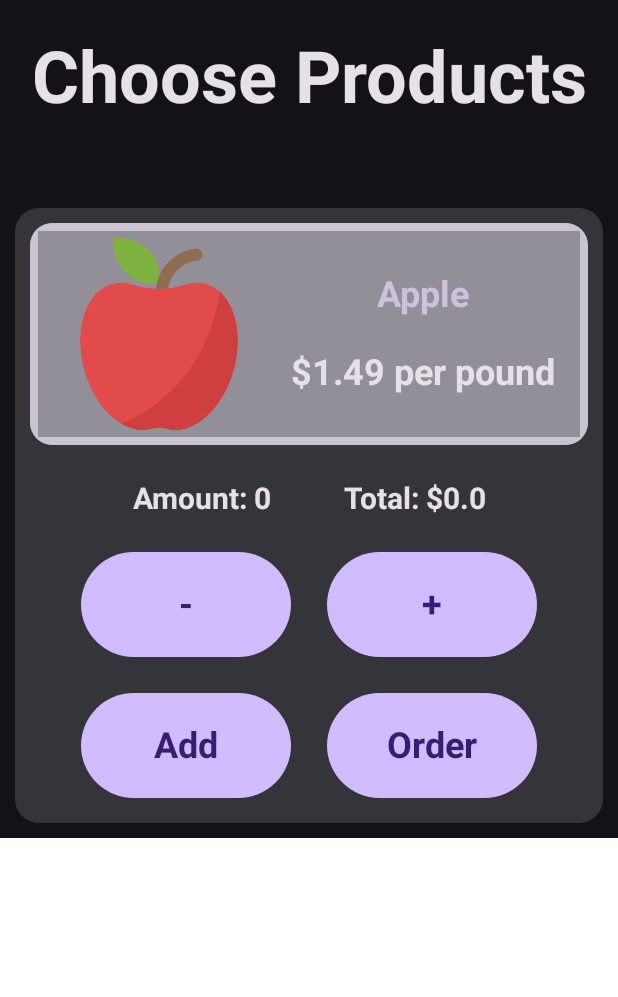
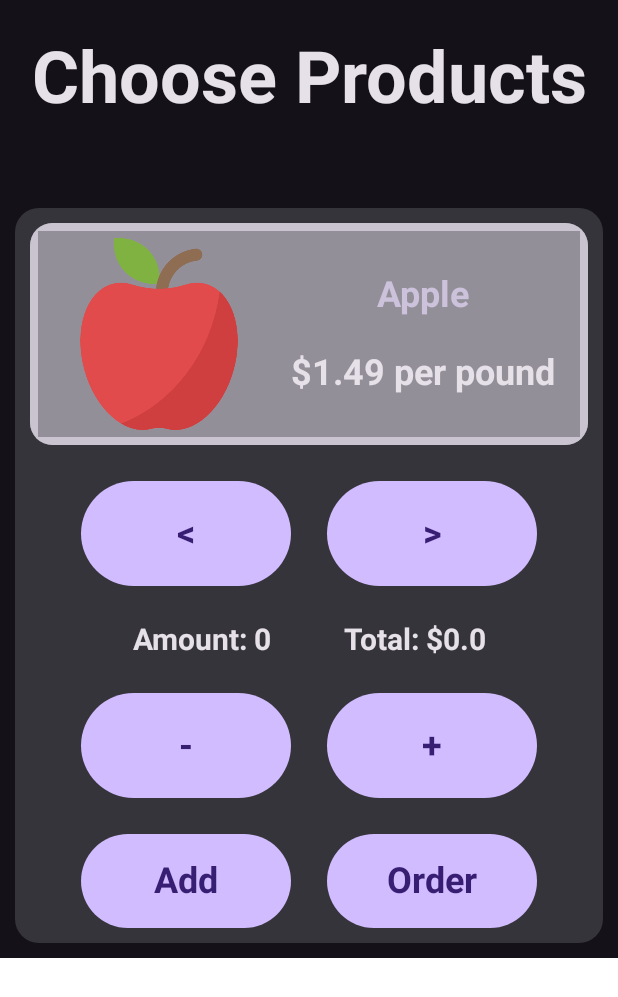
Before and after one commit to xKaeM/VegetableAppRemote, an Android app built with Jetpack Compose: the @Preview function HomeScreenPreview, on a phone screen of 412 x 824 dp. Shown: the top 997 px of the screen. Run offline under Robolectric (Android 15) with nearby library versions, the phone set to English and light mode, and no system bars.

Commit message:
Finish app

```diff
--- a/app/src/main/java/com/example/vegetableapp/HomeScreen.kt
+++ b/app/src/main/java/com/example/vegetableapp/HomeScreen.kt
@@ -39,7 +39,7 @@ import androidx.compose.ui.unit.sp
 import com.example.compose.VegetableAppTheme
 
 @Composable
-fun HomeScreen(){
+fun HomeScreen(f: ()->Unit){
     Column(
         horizontalAlignment = Alignment.CenterHorizontally,
         modifier = Modifier
@@ -48,7 +48,7 @@ fun HomeScreen(){
         Spacer(Modifier.height(dimensionResource(id = R.dimen.spacer_height_small)))
         TextOnTheTop(logoText = R.string.choose_products)
         Spacer(Modifier.height(dimensionResource(id = R.dimen.spacer_height_medium)))
-        ProductCard(DataSource().productList[0])
+        ProductCard(DataSource().productList, f)
 
     }
 }
@@ -60,19 +60,20 @@ fun HomeScreen(){
 @Composable
 fun HomeScreenPreview(){
     VegetableAppTheme(useDarkTheme = true){
-        HomeScreen()
+        HomeScreen({})
     }
 }
 
 @Composable
-fun ProductCard(product: Product){
+fun ProductCard(product: List<Product>, f:()->Unit){
     var amount by remember {mutableStateOf(0)}
+    var listIndex by remember {mutableStateOf(0)}
     Card(
         modifier = Modifier.padding(10.dp)
     ){
         Column(
             modifier = Modifier
-                .size(width = 400.dp, height = 410.dp)
+                .size(width = 400.dp, height = 490.dp)
                 .padding(10.dp)
         ){
             Row(
@@ -84,13 +85,23 @@ fun ProductCard(product: Product){
                     .padding(vertical = 10.dp),
                 horizontalArrangement = Arrangement.Center,
             ) {
-                CardImage(product.productImage)
+                CardImage(product[listIndex].productImage)
                 Spacer(Modifier.width(dimensionResource(id = R.dimen.spacer_width_small)))
                 CardText(
-                    product.productName,
-                    product.price,
-                    product.poundsOrEach
+                    product[listIndex].productName,
+                    product[listIndex].price,
+                    product[listIndex].poundsOrEach
                 )
+            }
+            Spacer(Modifier.height(dimensionResource(id = R.dimen.spacer_height_small)))
+            Row(
+                modifier = Modifier
+                    .fillMaxWidth(),
+                horizontalArrangement = Arrangement.Center,
+            ){
+                CardButton(buttonText = R.string.previous_button, {if(listIndex>0)listIndex--})
+                Spacer(Modifier.width(dimensionResource(id = R.dimen.spacer_width_small)))
+                CardButton(buttonText = R.string.next2_button, {if(listIndex>=0 && listIndex<product.lastIndex)listIndex++})
             }
             Spacer(Modifier.height(dimensionResource(id = R.dimen.spacer_height_small)))
             Row(
@@ -107,7 +118,7 @@ fun ProductCard(product: Product){
                 )
                 Spacer(Modifier.width(dimensionResource(id = R.dimen.spacer_width_large)))
                 Text(
-                    text = "Total: \$${product.price * amount}",
+                    text = "Total: \$${product[listIndex].price * amount}",
                     style = TextStyle(
                         fontSize = 20.sp,
                         fontWeight = FontWeight.Bold
@@ -142,7 +153,7 @@ fun ProductCard(product: Product){
 @Composable
 fun ProductCardPreview(){
     VegetableAppTheme(useDarkTheme = true){
-        ProductCard(Product(R.string.apple, R.drawable.apple, 2.31, R.string.per_pound))
+        ProductCard(DataSource().productList,{})
     }
 }
 
--- a/app/src/main/java/com/example/vegetableapp/MainActivity.kt
+++ b/app/src/main/java/com/example/vegetableapp/MainActivity.kt
@@ -37,7 +37,7 @@ fun App(){
     var index by remember {mutableStateOf(0)}
     when(index){
         0 ->  LogoScreen({index++})
-        1 -> HomeScreen()
+        1 -> HomeScreen({index++})
     }
 }
 
--- a/app/src/main/res/values/strings.xml
+++ b/app/src/main/res/values/strings.xml
@@ -44,6 +44,7 @@
     <string name="order_button">Order</string>
     <string name="minus_button">-</string>
     <string name="plus_button">+</string>
-
+    <string name="previous_button">&lt;</string>
+    <string name="next2_button">&gt;</string>
 
 </resources>
--- a/build.gradle
+++ b/build.gradle
@@ -1,6 +1,6 @@
 // Top-level build file where you can add configuration options common to all sub-projects/modules.
 plugins {
-    id 'com.android.application' version '8.0.1' apply false
-    id 'com.android.library' version '8.0.1' apply false
+    id 'com.android.application' version '8.1.0' apply false
+    id 'com.android.library' version '8.1.0' apply false
     id 'org.jetbrains.kotlin.android' version '1.7.20' apply false
 }
```
